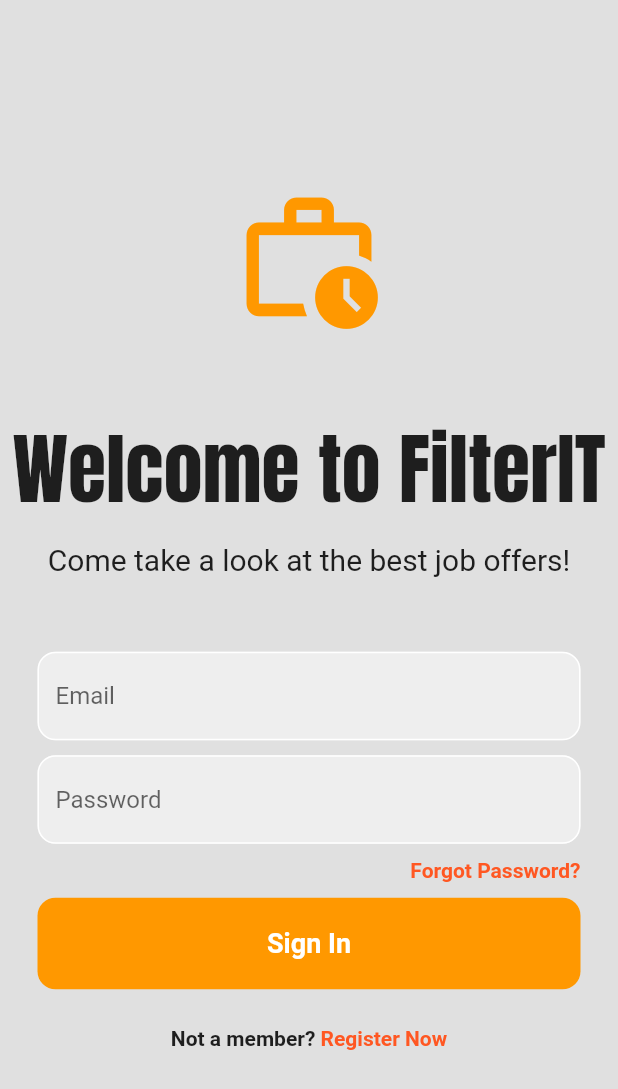
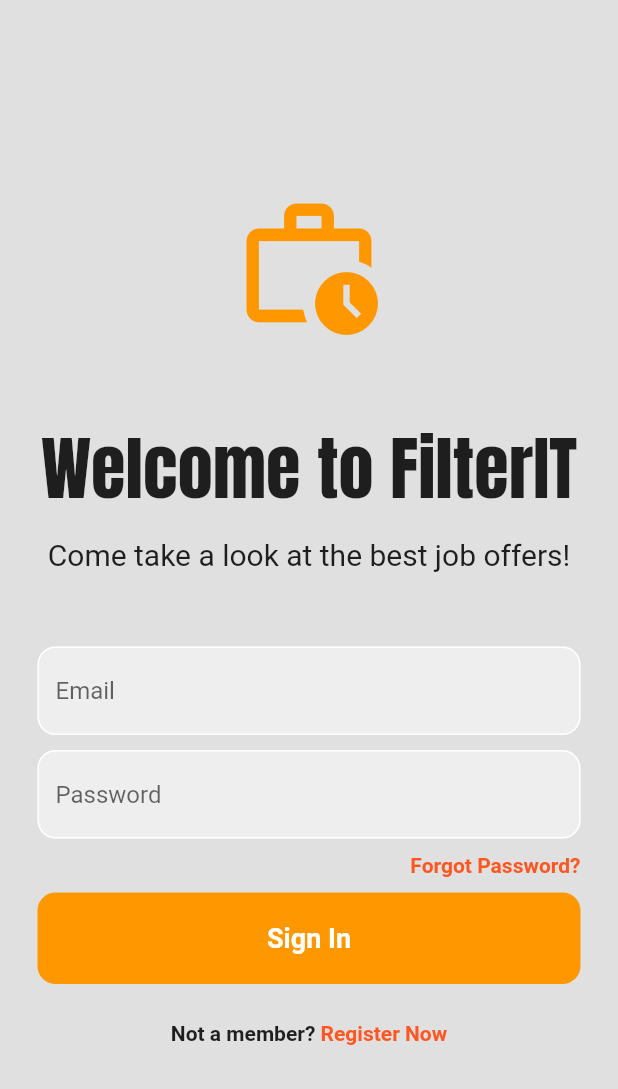
Before and after one commit to FEUP-LEIC-ES-2022-23/2LEIC14T5, a Flutter app: the screen it shows after launch, on a phone screen of 412 x 824 dp. Shown: the top 1089 px of the screen. Run offline on Flutter 3.47's test engine with Material 2 defaults, Android fonts, the phone set to English and light mode, and no system bars; our stand-ins replace cloud_firestore, firebase_auth, firebase_core, firebase_storage, flutter_rating_bar, font_awesome_flutter and 4 more; accounts and stored records are empty.

Commit message:
Change the letter size

```diff
--- a/app/lib/authentication/login_page.dart
+++ b/app/lib/authentication/login_page.dart
@@ -50,7 +50,7 @@ class _LoginPageState extends State<LoginPage> {
                 Text(
                   'Welcome to FilterIT',
                   style: GoogleFonts.anton(
-                    fontSize: 52,
+                    fontSize: 47,
                   ),
                 ),
                 const SizedBox(height: 10),
```
